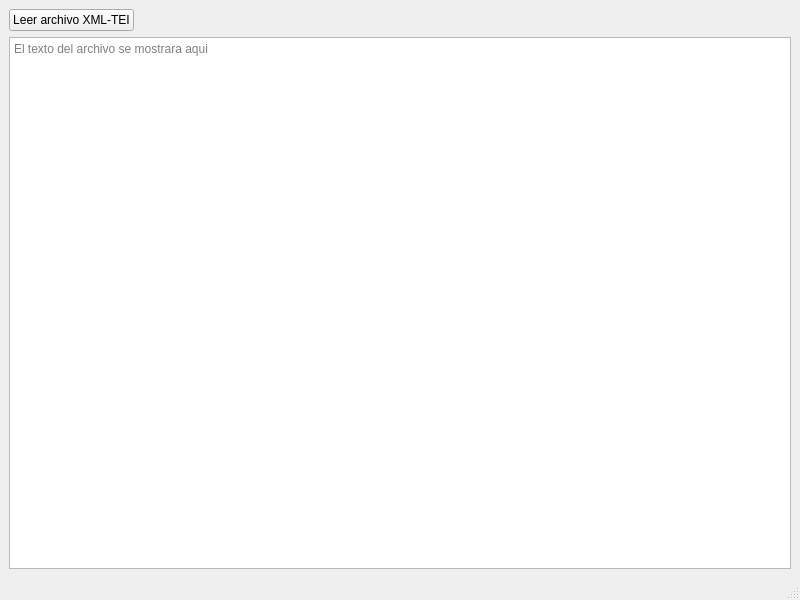
Qt form NLPFront/mainwindow.ui (carlosDaniel10/NLPLiterature) before a commit.
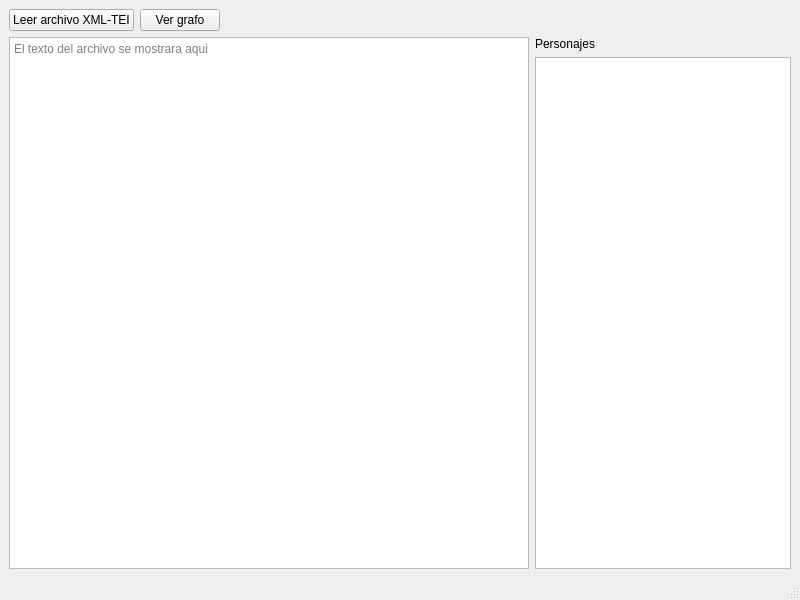
The same form after that commit.

Commit message: cargar datos en grafo y visualizacion simple con nodos en circular

Patch:
```diff
--- a/NLPFront/mainwindow.ui
+++ b/NLPFront/mainwindow.ui
@@ -24,6 +24,13 @@
         </property>
        </widget>
       </item>
+      <item>
+       <widget class="QPushButton" name="botonVerGrafo">
+        <property name="text">
+         <string>Ver grafo</string>
+        </property>
+       </widget>
+      </item>
       <item>
        <spacer name="espaciadorBotones">
         <property name="orientation">
@@ -40,6 +47,8 @@
      </layout>
     </item>
     <item>
+     <layout class="QHBoxLayout" name="layoutContenido" stretch="1,0">
+      <item>
      <widget class="QPlainTextEdit" name="visorTexto">
       <property name="readOnly">
        <bool>true</bool>
@@ -48,6 +57,22 @@
        <string>El texto del archivo se mostrara aqui</string>
       </property>
      </widget>
+      </item>
+      <item>
+       <layout class="QVBoxLayout" name="layoutPersonajes">
+        <item>
+         <widget class="QLabel" name="etiquetaPersonajes">
+          <property name="text">
+           <string>Personajes</string>
+          </property>
+         </widget>
+        </item>
+        <item>
+         <widget class="QListWidget" name="listaPersonajes"/>
+        </item>
+       </layout>
+      </item>
+     </layout>
     </item>
    </layout>
   </widget>
```
Lines whose indentation alone changed are shown as unchanged. The commit also changes 8 other files.
